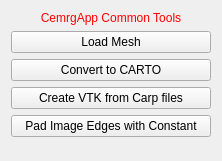
This is CemrgApp/Plugins/kcl.cemrgapp.mainapp/src/internal/QmitkCemrgAppCommonToolsControls.ui in OpenHeartDevelopers/CemrgApp as Qt 5 draws it before an edit. The edited form follows.
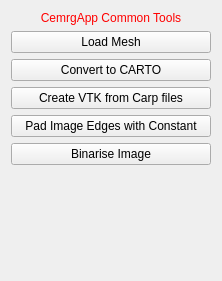
This is the edited form.

Commit message: [feature] common tools::binarise image

Diff of the .ui file:
```diff
--- a/CemrgApp/Plugins/kcl.cemrgapp.mainapp/src/internal/QmitkCemrgAppCommonToolsControls.ui
+++ b/CemrgApp/Plugins/kcl.cemrgapp.mainapp/src/internal/QmitkCemrgAppCommonToolsControls.ui
@@ -7,7 +7,7 @@
     <x>0</x>
     <y>0</y>
     <width>222</width>
-    <height>161</height>
+    <height>281</height>
    </rect>
   </property>
   <property name="minimumSize">
@@ -67,6 +67,13 @@
      </property>
     </widget>
    </item>
+   <item>
+    <widget class="QPushButton" name="button_5">
+     <property name="text">
+      <string>Binarise Image</string>
+     </property>
+    </widget>
+   </item>
    <item>
     <spacer name="spacer1">
      <property name="orientation">
```
The commit also changes 2 other files.
